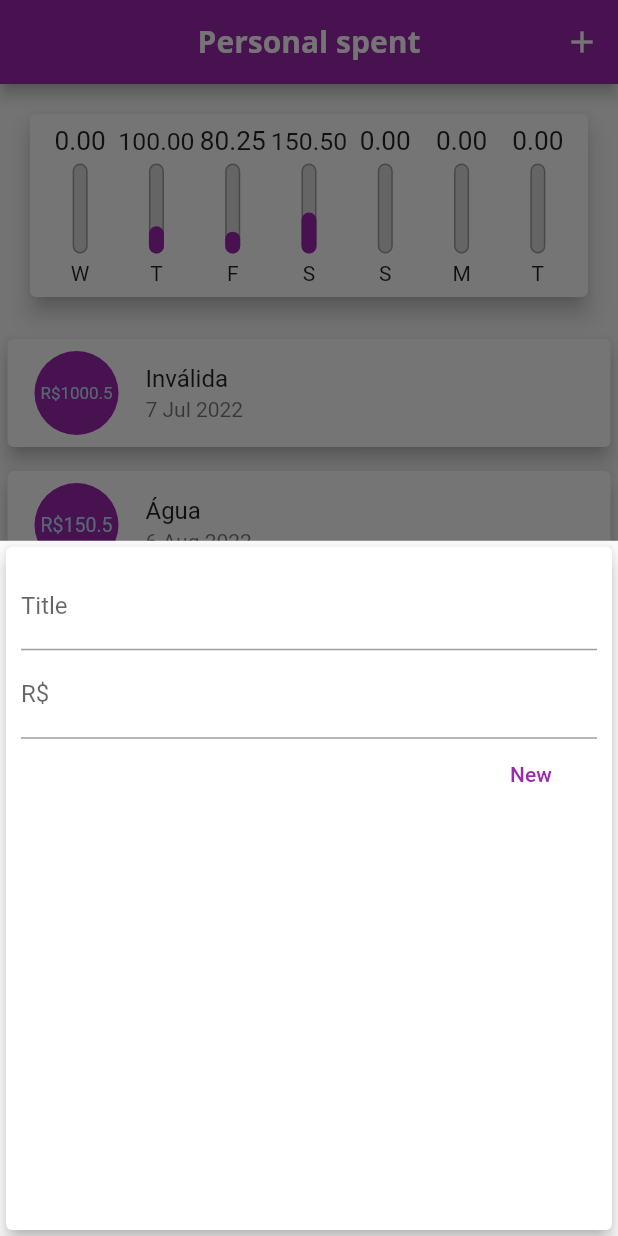
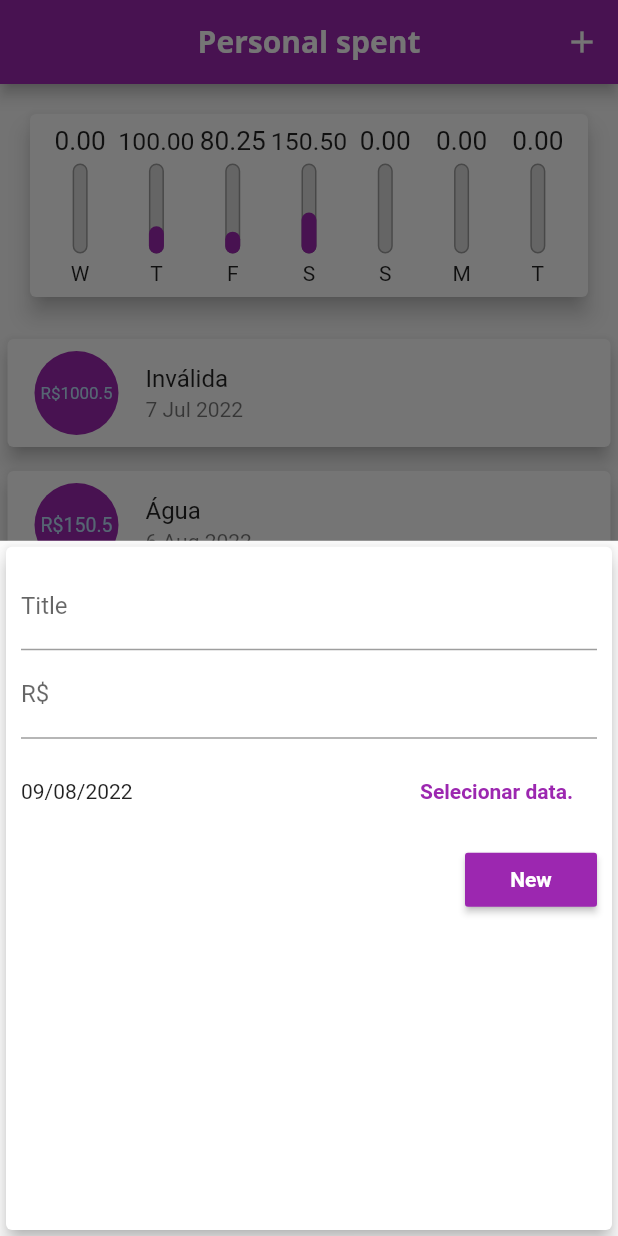
Before and after one commit to KevinCaires/personal_spent, a Flutter app: the screen it shows after launch, after a tap on the "add" icon, on a phone screen of 412 x 824 dp. Run offline on Flutter 3.47's test engine with Material 2 defaults, Android fonts, the phone set to English and light mode, and no system bars.

Commit message:
ADD date picker on transaction form.

```diff
--- a/lib/components/transaction_form.dart
+++ b/lib/components/transaction_form.dart
@@ -1,5 +1,5 @@
 import 'package:flutter/material.dart';
-
+import 'package:intl/intl.dart';
 class TransactionForm extends StatefulWidget {
   final void Function(String, double) onSubmit;
 
@@ -10,20 +10,36 @@ class TransactionForm extends StatefulWidget {
 }
 
 class _TransactionFormState extends State<TransactionForm> {
-  final titleInput = TextEditingController();
-
-  final valueInput = TextEditingController();
+  final _titleInput = TextEditingController();
+  final _valueInput = TextEditingController();
+  DateTime _selectedDate = DateTime.now();
 
   _suibmitForm() {
-    final title = titleInput.text;
+    final title = _titleInput.text;
     // O "??" retorna zero caso o valor não passe no tryParse.
-    final value = double.tryParse(valueInput.text) ?? 0.0;
+    final value = double.tryParse(_valueInput.text) ?? 0.0;
 
     if (title.isEmpty || value <= 0) {
       return;
     }
 
     widget.onSubmit(title, value);
+  }
+
+  _showDatePicker() {
+    showDatePicker(
+      context: context,
+      initialDate: DateTime.now(),
+      firstDate: DateTime(DateTime.now().year -1),
+      lastDate: DateTime.now()
+    ).then((pickedDate) {
+      if(pickedDate == null){
+        return;
+      }
+      setState(() {
+        _selectedDate = pickedDate;
+      });
+    });
   }
 
   @override
@@ -35,27 +51,50 @@ class _TransactionFormState extends State<TransactionForm> {
         child: Column(
           children: <Widget>[
             TextField(
-              controller: titleInput,
+              controller: _titleInput,
               onSubmitted: (_) => _suibmitForm(),
               decoration: InputDecoration(
                 labelText: 'Title',
               ),
             ),
             TextField(
-              controller: valueInput,
+              controller: _valueInput,
               keyboardType: TextInputType.numberWithOptions(decimal: true),
               onSubmitted: (_) => _suibmitForm(),
               decoration: InputDecoration(
                 labelText: 'R\$',
               ),
             ),
+            Container(
+              height: 70,
+              child: Row(
+                children: <Widget>[
+                  Expanded(
+                    child: Text(
+                      DateFormat('dd/MM/y').format(_selectedDate),
+                    ),
+                  ),
+                  FlatButton(
+                    onPressed: _showDatePicker,
+                    child: Text(
+                      'Selecionar data.',
+                      style: TextStyle(
+                        fontWeight: FontWeight.bold,
+                      ),
+                    ),
+                    textColor: Theme.of(context).colorScheme.primary,
+                  )
+                ],
+              ),
+            ),
             Row(
               mainAxisAlignment: MainAxisAlignment.end,
               children: [
-                FlatButton(
+                RaisedButton(
                   onPressed: _suibmitForm,
                   child: Text('New'),
-                  textColor: Colors.purple,
+                  textColor: Colors.white,
+                  color: Theme.of(context).colorScheme.primary,
                 ),
               ],
             )
--- a/lib/main.dart
+++ b/lib/main.dart
@@ -27,6 +27,10 @@ class ExpensesApp extends StatelessWidget {
               fontSize: 18,
               fontWeight: FontWeight.bold,
               color: Colors.black,
+            ),
+            button: TextStyle(
+              color: Colors.white,
+              fontWeight: FontWeight.bold,
             ),
           ),
           appBarTheme: const AppBarTheme(
```
